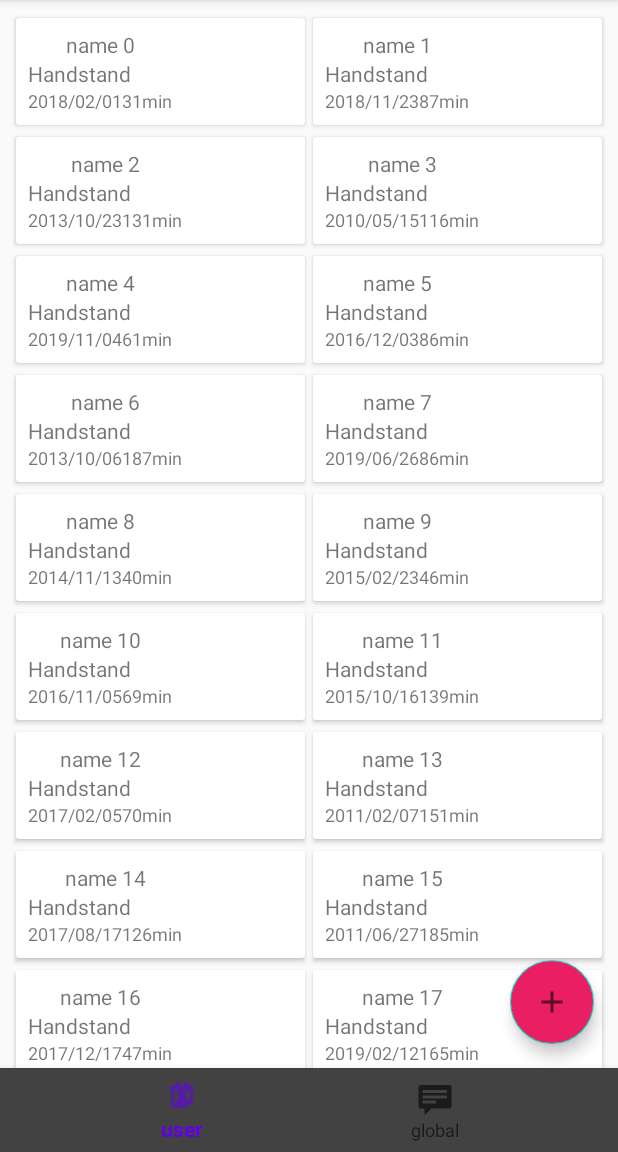
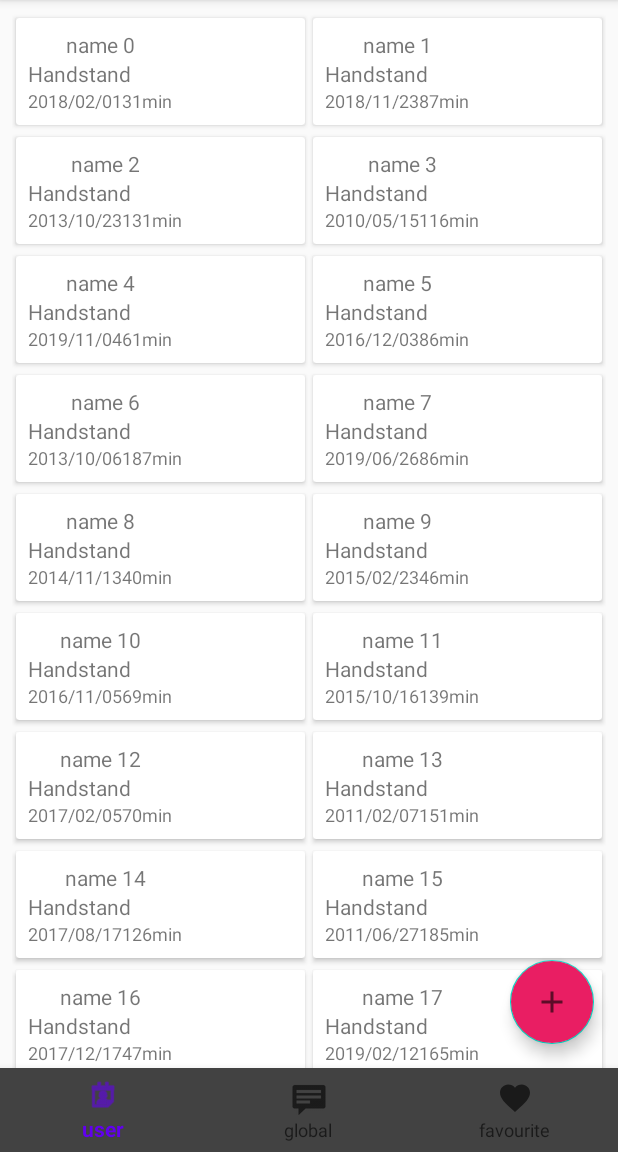
Before and after one commit to lukawitek000/street-project, an Android app: the screen it shows after launch (MainActivity), on a phone screen of 412 x 824 dp, the part 84-1236 px from its top. Run offline under Robolectric (Android 15) with nearby library versions, the phone set to English and light mode, and no system bars; our stand-ins replace data binding, navigation-ui.

Commit message:
add favourites fragment

```diff
--- a/app/app/src/main/java/com/example/streetapp/MainActivity.kt
+++ b/app/app/src/main/java/com/example/streetapp/MainActivity.kt
@@ -16,6 +16,7 @@ import androidx.navigation.fragment.NavHostFragment
 import androidx.navigation.ui.AppBarConfiguration
 import androidx.navigation.ui.NavigationUI
 import androidx.navigation.ui.setupActionBarWithNavController
+import com.example.streetapp.fragments.FavouritesTrainings
 import com.example.streetapp.fragments.GlobalTrainings
 import com.example.streetapp.fragments.SettingsFragment
 import com.example.streetapp.fragments.UserTrainings
@@ -43,7 +44,7 @@ class MainActivity : AppCompatActivity() {
             fragmentTransaction.commit()
         }*/
         val bottomNav = findViewById<BottomNavigationView>(R.id.bottom_navigation)
-        bottomNav.setOnNavigationItemSelectedListener { item ->
+       /* bottomNav.setOnNavigationItemSelectedListener { item ->
             when(item.itemId) {
                 R.id.user_trainings -> {
                     Toast.makeText(this, "user trainings", Toast.LENGTH_SHORT).show()
@@ -57,9 +58,18 @@ class MainActivity : AppCompatActivity() {
                     replaceFragment(frag, GlobalTrainings.TAG)
                     true
                 }
-                else -> false
+                R.id.favourite_trainings -> {
+                    Toast.makeText(this, "favourite trainings", Toast.LENGTH_SHORT).show()
+                    val frag = FavouritesTrainings.newInstance()
+                    replaceFragment(frag, FavouritesTrainings.TAG)
+                    true
+                }
+                else -> {
+                    Toast.makeText(this, "error", Toast.LENGTH_SHORT).show()
+                    false
+                }
 
-            } }
+            } }*/
 
 
         val navHostFragment = supportFragmentManager.findFragmentById(R.id.fragment_container) as NavHostFragment
--- /dev/null
+++ b/app/app/src/main/res/drawable/ic_baseline_favorite_24.xml
@@ -0,0 +1,10 @@
+<vector xmlns:android="http://schemas.android.com/apk/res/android"
+    android:width="24dp"
+    android:height="24dp"
+    android:viewportWidth="24"
+    android:viewportHeight="24"
+    android:tint="?attr/colorControlNormal">
+  <path
+      android:fillColor="@android:color/white"
+      android:pathData="M12,21.35l-1.45,-1.32C5.4,15.36 2,12.28 2,8.5 2,5.42 4.42,3 7.5,3c1.74,0 3.41,0.81 4.5,2.09C13.09,3.81 14.76,3 16.5,3 19.58,3 22,5.42 22,8.5c0,3.78 -3.4,6.86 -8.55,11.54L12,21.35z"/>
+</vector>
--- a/app/app/src/main/res/menu/bottom_navigation_menu.xml
+++ b/app/app/src/main/res/menu/bottom_navigation_menu.xml
@@ -8,4 +8,9 @@
         android:id="@+id/global_trainings"
         android:icon="@android:drawable/stat_notify_chat"
         android:title="global" />
+
+    <item
+        android:id="@+id/favourite_trainings"
+        android:icon="@drawable/ic_baseline_favorite_24"
+        android:title="favourite"/>
 </menu>
--- a/app/app/src/main/res/navigation/nav_graph.xml
+++ b/app/app/src/main/res/navigation/nav_graph.xml
@@ -48,4 +48,9 @@
             app:nullable="true"
             android:defaultValue="@null" />
     </fragment>
+    <fragment
+        android:id="@+id/favourite_trainings"
+        android:name="com.example.streetapp.fragments.FavouritesTrainings"
+        android:label="favourites_trainings_fragment"
+        tools:layout="@layout/favourites_trainings_fragment" />
 </navigation>
```
Also changed, not shown: app/app/src/main/java/com/example/streetapp/fragments/FavouritesTrainings.kt (added, +33 -0 lines), app/app/src/main/java/com/example/streetapp/fragments/FavouritesTrainingsViewModel.kt (added, +7 -0 lines), app/app/src/main/res/layout/favourites_trainings_fragment.xml (added, +18 -0 lines).
